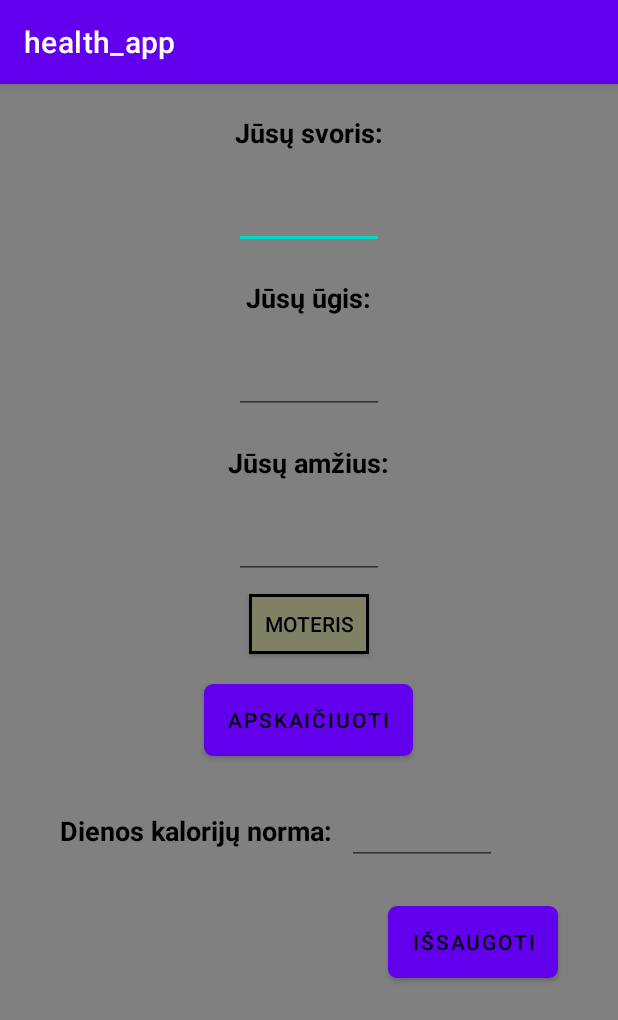
After one commit to ExLean/Health_app, an Android app: the CalculatorActivity screen opened directly, with no data from a screen before it, on a phone screen of 412 x 824 dp. The commit adds this screen. Shown: the top 1020 px of the screen. Run offline under Robolectric (Android 15) with nearby library versions, the phone set to English and light mode, and no system bars; 4 statements that could not run were skipped.

Commit message:
Add daily calorie intake calculator

```diff
--- a/app/src/main/AndroidManifest.xml
+++ b/app/src/main/AndroidManifest.xml
@@ -55,6 +55,11 @@
             android:name=".StatsActivity"
             android:exported="true" />
 
+        <activity
+            android:name=".CalculatorActivity"
+            android:windowSoftInputMode="adjustPan"
+            android:exported="true" />
+
     </application>
 
 </manifest>
--- /dev/null
+++ b/app/src/main/java/com/example/health_app/CalculatorActivity.java
@@ -0,0 +1,140 @@
+package com.example.health_app;
+
+import android.content.Intent;
+import android.os.Bundle;
+import android.view.View;
+import android.widget.Button;
+import android.widget.EditText;
+import android.widget.Toast;
+import android.widget.ToggleButton;
+
+import androidx.annotation.Nullable;
+import androidx.appcompat.app.AppCompatActivity;
+
+import com.example.health_app.models.Stats;
+import com.example.health_app.models.User;
+import com.example.health_app.models.requests.StatsRequest;
+import com.example.health_app.retrofit.RetrofitService;
+import com.example.health_app.retrofit.StatsApi;
+import com.google.gson.Gson;
+
+import java.time.LocalDate;
+import java.time.Period;
+
+import retrofit2.Call;
+import retrofit2.Callback;
+import retrofit2.Response;
+
+public class CalculatorActivity extends AppCompatActivity {
+
+    User currentUser;
+    Stats currentStats;
+
+    EditText userWeight;
+    EditText userHeight;
+    EditText userAge;
+    EditText userDailyCalorieIntake;
+    ToggleButton btnSex;
+    Button btnCalculate;
+    Button btnSaveKcal;
+
+    RetrofitService retrofitService;
+    StatsApi statsApi;
+
+    @Override
+    protected void onCreate(@Nullable Bundle savedInstanceState) {
+        super.onCreate(savedInstanceState);
+        setContentView(R.layout.activity_calculator);
+
+        Bundle extras = getIntent().getExtras();
+        if (extras != null) {
+            String jsonUser = extras.getString("json_user");
+            currentUser = new Gson().fromJson(jsonUser, User.class);
+            String jsonStats = extras.getString("json_stats");
+            currentStats = new Gson().fromJson(jsonStats, Stats.class);
+        }
+
+        initialize();
+    }
+
+    @Override
+    public void onBackPressed() {
+        super.onBackPressed();
+
+        Intent i = new Intent(CalculatorActivity.this, MenuActivity.class);
+        i.putExtra("json_user", (new Gson()).toJson(currentUser));
+        startActivity(i);
+        finish();
+    }
+
+    private void initialize() {
+        userWeight = findViewById(R.id.userWeight);
+        userHeight = findViewById(R.id.userHeight);
+        userAge = findViewById(R.id.userAge);
+        userDailyCalorieIntake = findViewById(R.id.userDailyCalorieIntake);
+        btnSex = findViewById(R.id.btnSex);
+        btnCalculate = findViewById(R.id.btnCalculate);
+        btnSaveKcal = findViewById(R.id.btnSaveKcal);
+
+        retrofitService = new RetrofitService();
+        statsApi = retrofitService.getRetrofit().create(StatsApi.class);
+
+        userWeight.setText(String.valueOf(currentStats.getWeight()));
+        userHeight.setText(String.valueOf(currentUser.getHeight()));
+        // ToDo: get age from Date
+        userAge.setText(String.valueOf(calculateAge(currentUser.getBirthday())));
+        userDailyCalorieIntake.setText(String.valueOf(currentStats.getDailyCalorieIntake()));
+
+        btnCalculate.setOnClickListener(new View.OnClickListener() {
+            @Override
+            public void onClick(View v) {
+                if (btnSex.getText().toString().equals("Vyras")) {
+                    userDailyCalorieIntake.setText(String.valueOf(
+                            10 * Float.parseFloat(userWeight.getText().toString())
+                                    + 6.25 * Float.parseFloat(userHeight.getText().toString())
+                                    - 5 * Integer.parseInt(userAge.getText().toString()) + 5));
+                } else {
+                    userDailyCalorieIntake.setText(String.valueOf(
+                            10 * Float.parseFloat(userWeight.getText().toString())
+                                    + 6.25 * Float.parseFloat(userHeight.getText().toString())
+                                    - 5 * Integer.parseInt(userAge.getText().toString()) - 161));
+                }
+            }
+        });
+
+        btnSaveKcal.setOnClickListener(new View.OnClickListener() {
+            @Override
+            public void onClick(View v) {
+                StatsRequest updateStats = new StatsRequest();
+
+                updateStats.setStatsId(currentStats.getId());
+                updateStats.setDailyCalorieIntake(Float.parseFloat(userDailyCalorieIntake.getText().toString()));
+
+                statsApi.updateStats(updateStats).enqueue(new Callback<Stats>() {
+                    @Override
+                    public void onResponse(Call<Stats> call, Response<Stats> response) {
+                        if (response.code() == 200 && response.body() != null) {
+                            Toast.makeText(CalculatorActivity.this,
+                                    "Jūsų pasirinkimas buvo išsaugotas",
+                                    Toast.LENGTH_SHORT).show();
+                        }
+                    }
+                    @Override
+                    public void onFailure(Call<Stats> call, Throwable t) {
+                    }
+                });
+            }
+        });
+    }
+
+    public int calculateAge(String birthDate) {
+        if (android.os.Build.VERSION.SDK_INT >= android.os.Build.VERSION_CODES.O) {
+            LocalDate dob = LocalDate.parse(birthDate);
+            LocalDate curDate = LocalDate.now();
+            if ((dob != null) && (curDate != null)) {
+                return Period.between(dob, curDate).getYears();
+            }
+        }
+        return 0;
+    }
+}
--- a/app/src/main/java/com/example/health_app/MenuActivity.java
+++ b/app/src/main/java/com/example/health_app/MenuActivity.java
@@ -283,6 +283,10 @@ public class MenuActivity extends AppCompatActivity {
                 return true;
             case R.id.calculation:
                 goAndUpdateStats();
+                i = new Intent(MenuActivity.this, CalculatorActivity.class);
+                i.putExtra("json_user", (new Gson()).toJson(currentUser));
+                i.putExtra("json_stats", (new Gson()).toJson(currentStats));
+                startActivity(i);
                 return true;
             case R.id.log_out:
                 goAndUpdateStats();
--- a/app/src/main/java/com/example/health_app/retrofit/RetrofitService.java
+++ b/app/src/main/java/com/example/health_app/retrofit/RetrofitService.java
@@ -18,7 +18,7 @@ public class RetrofitService {
         Gson gson = new GsonBuilder().setDateFormat("yyyy-MM-dd").create();
 
         retrofit = new Retrofit.Builder()
-                .baseUrl("http://192.168.204.80:8080")
+                .baseUrl("http://192.168.8.109:8080")
                 .addConverterFactory(GsonConverterFactory.create(gson))
                 .build();
     }
--- /dev/null
+++ b/app/src/main/res/layout/activity_calculator.xml
@@ -0,0 +1,130 @@
+<?xml version="1.0" encoding="utf-8"?>
+<LinearLayout
+    android:orientation="vertical"
+    xmlns:android="http://schemas.android.com/apk/res/android"
+    android:layout_width="match_parent"
+    android:layout_height="match_parent"
+    android:background="#808080" >
+
+    <TextView
+        android:layout_width="wrap_content"
+        android:layout_height="wrap_content"
+        android:text="Jūsų svoris:"
+        android:textSize="18sp"
+        android:textStyle="bold"
+        android:textColor="@color/black"
+        android:layout_marginTop="20sp"
+        android:layout_gravity="center" />
+
+    <EditText
+        android:id="@+id/userWeight"
+        android:layout_width="100sp"
+        android:layout_height="wrap_content"
+        android:textSize="18sp"
+        android:textStyle="bold"
+        android:textColor="@color/black"
+        android:layout_marginTop="20sp"
+        android:layout_gravity="center" />
+
+    <TextView
+        android:layout_width="wrap_content"
+        android:layout_height="wrap_content"
+        android:text="Jūsų ūgis:"
+        android:textSize="18sp"
+        android:textStyle="bold"
+        android:textColor="@color/black"
+        android:layout_marginTop="20sp"
+        android:layout_gravity="center" />
+
+    <EditText
+        android:id="@+id/userHeight"
+        android:layout_width="100sp"
+        android:layout_height="wrap_content"
+        android:textSize="18sp"
+        android:textStyle="bold"
+        android:textColor="@color/black"
+        android:layout_marginTop="20sp"
+        android:layout_gravity="center" />
+
+    <TextView
+        android:layout_width="wrap_content"
+        android:layout_height="wrap_content"
+        android:text="Jūsų amžius:"
+        android:textSize="18sp"
+        android:textStyle="bold"
+        android:textColor="@color/black"
+        android:layout_marginTop="20sp"
+        android:layout_gravity="center" />
+
+    <EditText
+        android:id="@+id/userAge"
+        android:layout_width="100sp"
+        android:layout_height="wrap_content"
+        android:textSize="18sp"
+        android:textStyle="bold"
+        android:textColor="@color/black"
+        android:layout_marginTop="20sp"
+        android:layout_gravity="center" />
+
+    <ToggleButton
+        android:id="@+id/btnSex"
+        android:layout_width="80dp"
+        android:layout_height="40dp"
+        android:textOff="Moteris"
+        android:textOn="Vyras"
+        android:layout_gravity="center"
+        android:layout_marginTop="10sp"
+        android:textColor="@color/black"
+        android:background="@drawable/border"/>
+
+    <Button
+        android:id="@+id/btnCalculate"
+        android:layout_width="wrap_content"
+        android:layout_height="wrap_content"
+        android:layout_marginTop="20sp"
+        android:layout_gravity="center"
+        android:background="@drawable/button_border"
+        android:text="Apskaičiuoti"
+        android:textColor="@color/black" />
+
+    <LinearLayout
+        android:layout_width="match_parent"
+        android:layout_height="80sp"
+        android:orientation="horizontal" >
+
+        <TextView
+            android:layout_width="wrap_content"
+            android:layout_height="wrap_content"
+            android:text="Dienos kalorijų norma:"
+            android:textSize="18sp"
+            android:textStyle="bold"
+            android:textColor="@color/black"
+            android:layout_marginTop="10sp"
+            android:layout_marginStart="40sp"
+            android:layout_gravity="center" />
+
+        <EditText
+            android:id="@+id/userDailyCalorieIntake"
+            android:layout_width="100sp"
+            android:layout_height="wrap_content"
+            android:textSize="18sp"
+            android:textStyle="bold"
+            android:textColor="@color/black"
+            android:layout_marginTop="10sp"
+            android:layout_marginStart="10sp"
+            android:layout_gravity="center" />
+
+    </LinearLayout>
+
+    <Button
+        android:id="@+id/btnSaveKcal"
+        android:layout_width="wrap_content"
+        android:layout_height="wrap_content"
+        android:layout_marginTop="20sp"
+        android:layout_marginEnd="40sp"
+        android:layout_gravity="right"
+        android:background="@drawable/button_border"
+        android:text="Išsaugoti"
+        android:textColor="@color/black" />
+
+</LinearLayout>
```
